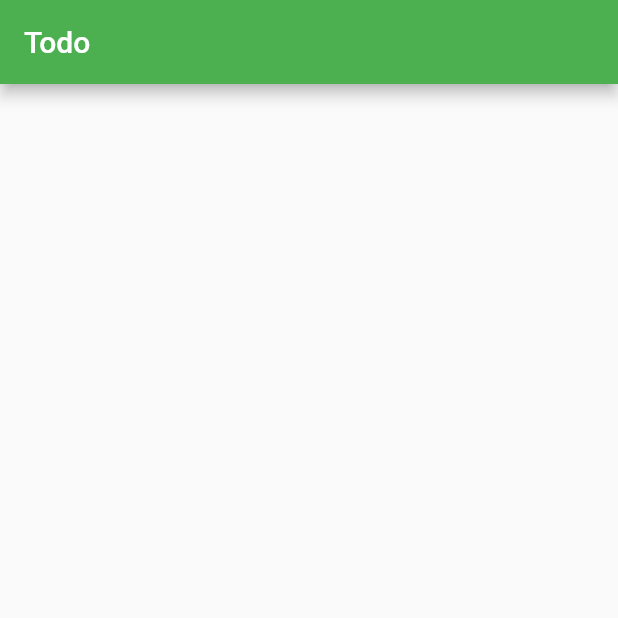
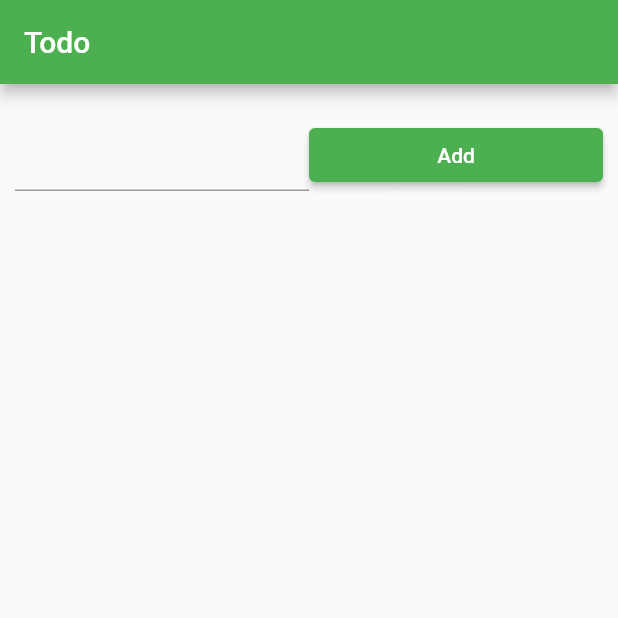
Before and after one commit to Zahed75/todo_app, a Flutter app: the screen it shows after launch, on a phone screen of 412 x 824 dp, the top half of it. Run offline on Flutter 3.47's test engine with Material 2 defaults, Android fonts, the phone set to English and light mode, and no system bars; statements that could not run were skipped.

Commit message:
Todo Page done and Main Page Done

```diff
--- a/lib/TodoPage.dart
+++ b/lib/TodoPage.dart
@@ -1,24 +1,48 @@
 import 'package:flutter/cupertino.dart';
 import 'package:flutter/material.dart';
 
-
-class TodoPage extends StatefulWidget{
+class TodoPage extends StatefulWidget {
   @override
-  State<StatefulWidget>createState(){
-
+  State<StatefulWidget> createState() {
     return TodoPageView();
   }
 }
 
+class TodoPageView extends State<TodoPage> {
+  List TodoList=[];
+  @override
+  Widget build(BuildContext context) {
+    return Scaffold(
+        appBar: AppBar(title: Text("Todo")),
+        body: Container(
+            padding: EdgeInsets.all(10),
+            child: Column(
+              children: [
+                Expanded(
+                  flex:10,
+                  child: Row(
+                    children: [
+                      Expanded(child:TextFormField()),
+                      Expanded(child:ElevatedButton(onPressed: (){},child:Text("Add"))),
+                    ],
+                  )
 
-class TodoPageView extends State<TodoPage>{
-  @override
-  Widget build (BuildContext context){
-    return Scaffold(
-      appBar:AppBar(
-        title:Text("Todo")
-      ),
+                  ),
+                Expanded(
+                  flex:90,
+                  child:ListView.builder(
+                    itemCount: TodoList.length,
+                    itemBuilder: (context,index){
+                      return Card(
 
-    );
+                      )
+                    }
+                  )
+
+                  ),
+              ],
+            )
+            )
+            );
   }
 }
```
